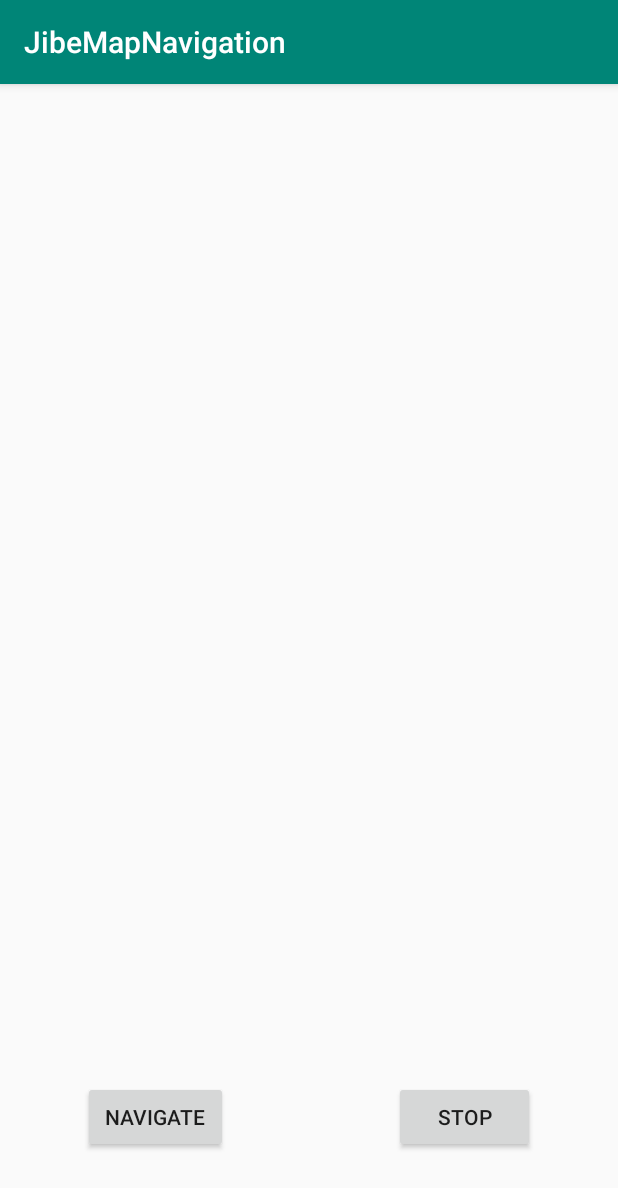
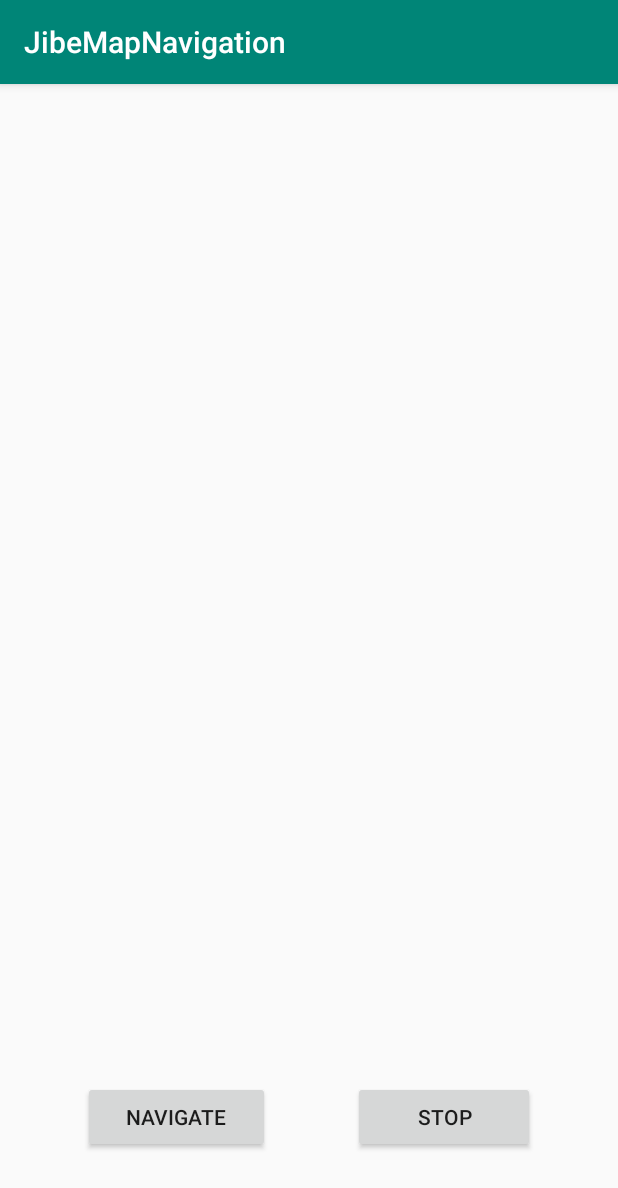
Before and after one commit to SavoBit/mist-wayfinding-kit-android, an Android app: the screen it shows after launch (MainActivity), on a phone screen of 412 x 824 dp. Shown: the top 1188 px of the screen. Run offline under Robolectric (Android 15) with nearby library versions, the light colour scheme and no system bars; libraries missing offline, so code that uses them is left out: com.mist.mstwayfindingkit; 3 statements that could not run were skipped.

Commit message:
small cosmetic change

```diff
--- a/Samples/JibeMapNavigation/app/src/main/res/layout/activity_main.xml
+++ b/Samples/JibeMapNavigation/app/src/main/res/layout/activity_main.xml
@@ -20,7 +20,9 @@
             android:id="@+id/navigate"
             android:layout_width="wrap_content"
             android:layout_height="wrap_content"
-            android:layout_margin="55dp"
+            android:layout_marginLeft="55dp"
+            android:layout_marginRight="55dp"
+            android:layout_marginBottom="55dp"
             android:layout_weight="1"
             android:text="Navigate" />
 
@@ -28,7 +30,9 @@
             android:id="@+id/stop"
             android:layout_width="wrap_content"
             android:layout_height="wrap_content"
-            android:layout_margin="55dp"
+            android:layout_marginEnd="55dp"
+            android:layout_marginBottom="55dp"
+
             android:layout_weight="1"
             android:text="Stop" />
     </LinearLayout>
```
